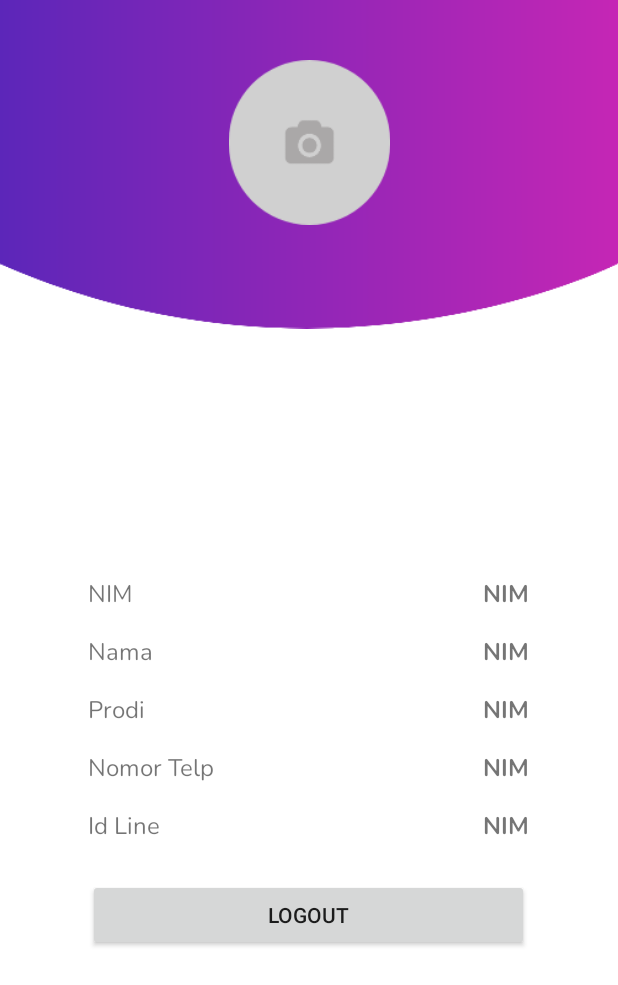
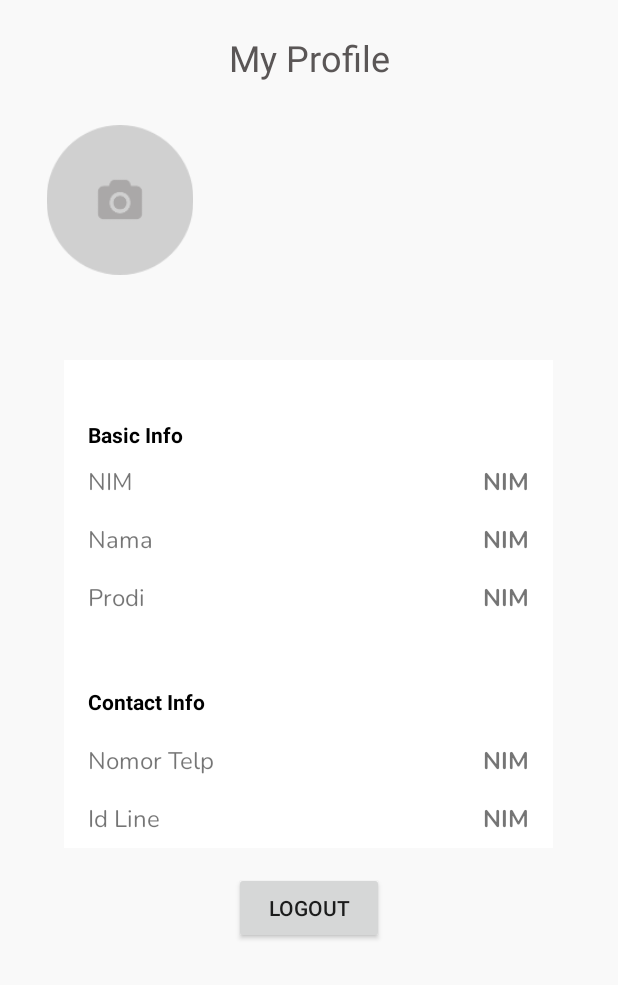
Before and after one commit to denandrapr/manajemen-anggota-master, an Android app: the layout fragment_profile.xml on its own in the app's theme, with its tools: preview values and no code run, on a phone screen of 412 x 824 dp. Shown: the top 985 px of the screen. Run offline under Robolectric (Android 15) with nearby library versions, the phone set to English and light mode, and no system bars.

Commit message:
profil progres

```diff
--- a/app/src/main/res/layout/fragment_home.xml
+++ b/app/src/main/res/layout/fragment_home.xml
@@ -127,6 +127,7 @@
                     android:id="@+id/box3"
                     android:layout_width="match_parent"
                     android:layout_height="140dp"
+                    android:layout_marginRight="8dp"
                     android:layout_marginBottom="4dp"
                     android:layout_weight="1"
                     android:background="@drawable/box_drawable"
--- a/app/src/main/res/layout/fragment_profile.xml
+++ b/app/src/main/res/layout/fragment_profile.xml
@@ -1,51 +1,67 @@
 <?xml version="1.0" encoding="utf-8"?>
-<androidx.constraintlayout.widget.ConstraintLayout xmlns:android="http://schemas.android.com/apk/res/android"
+<LinearLayout xmlns:android="http://schemas.android.com/apk/res/android"
     xmlns:app="http://schemas.android.com/apk/res-auto"
     xmlns:tools="http://schemas.android.com/tools"
     android:layout_width="match_parent"
     android:layout_height="match_parent"
+    android:orientation="vertical"
     tools:context=".View.Fragment.ProfileFragment"
-    android:background="#fff">
+    android:background="#F9F9F9">
+
+
+    <TextView
+        android:layout_width="match_parent"
+        android:layout_height="50dp"
+        android:layout_marginTop="13dp"
+        android:gravity="center"
+        android:text="My Profile"
+        android:textColor="#5A5656"
+        android:textSize="24dp" />
 
     <ImageView
         android:id="@+id/imageView2"
-        android:layout_width="412dp"
-        android:layout_height="219dp"
-        android:layout_marginStart="8dp"
-        android:layout_marginEnd="8dp"
+        android:layout_width="0dp"
+        android:layout_height="0dp"
         app:layout_constraintEnd_toEndOf="parent"
         app:layout_constraintHorizontal_bias="0.521"
         app:layout_constraintStart_toStartOf="parent"
         app:layout_constraintTop_toTopOf="parent"
-        app:srcCompat="@drawable/path1" />
+        android:background="#F9F9F9"/>
+
+    <LinearLayout
+        android:layout_width="match_parent"
+        android:layout_height="28mm"
+        android:orientation="horizontal"
+        android:background="#F9F9F9">
 
         <ImageView
             android:id="@+id/imageView4"
-        android:layout_width="110dp"
-        android:layout_height="110dp"
-        android:layout_marginStart="8dp"
-        android:layout_marginTop="40dp"
-        android:layout_marginEnd="8dp"
-        app:layout_constraintEnd_toEndOf="parent"
+            android:layout_width="100dp"
+            android:layout_height="100dp"
+            android:layout_marginTop="20dp"
+            android:layout_marginLeft="30dp"
             app:layout_constraintStart_toStartOf="parent"
             app:layout_constraintTop_toTopOf="@+id/imageView2"
             app:srcCompat="@drawable/placeholder" />
 
         <TextView
             android:id="@+id/name"
-        android:layout_width="wrap_content"
+            android:layout_width="match_parent"
             android:layout_height="wrap_content"
-        android:layout_marginStart="8dp"
-        android:layout_marginTop="8dp"
-        android:layout_marginEnd="8dp"
+            android:layout_marginTop="30dp"
+            android:layout_marginLeft="20dp"
             android:text=""
-        android:textColor="#FFFFFF"
-        android:textSize="21sp"
+            android:textColor="#707070"
+            android:textSize="16dp"
             android:textStyle="bold"
             app:layout_constraintEnd_toEndOf="parent"
             app:layout_constraintHorizontal_bias="0.498"
             app:layout_constraintStart_toStartOf="parent"
             app:layout_constraintTop_toBottomOf="@+id/imageView4" />
+
+
+
+    </LinearLayout>
 
     <!--<Button-->
         <!--android:id="@+id/logout"-->
@@ -66,10 +82,8 @@
         android:id="@+id/l_view"
         android:layout_width="326dp"
         android:layout_height="wrap_content"
-        android:layout_marginStart="16dp"
-        android:layout_marginTop="16dp"
-        android:layout_marginEnd="16dp"
-        android:layout_marginBottom="8dp"
+        android:layout_gravity="center"
+        android:background="#FFFFFF"
         android:orientation="vertical"
         android:paddingLeft="16dp"
         android:paddingRight="16dp"
@@ -79,7 +93,13 @@
         app:layout_constraintStart_toStartOf="parent"
         app:layout_constraintTop_toTopOf="@+id/imageView2"
         app:layout_constraintVertical_bias="0.669">
-
+<TextView
+    android:layout_marginTop="40dp"
+    android:layout_width="match_parent"
+    android:layout_height="30dp"
+    android:text="Basic Info"
+    android:textStyle="bold"
+    android:textColor="#000000"/>
         <RelativeLayout
             android:layout_width="match_parent"
             android:layout_height="wrap_content"
@@ -159,6 +179,13 @@
 
         </RelativeLayout>
 
+<TextView
+    android:layout_marginTop="40dp"
+    android:layout_width="match_parent"
+    android:layout_height="30dp"
+    android:textStyle="bold"
+    android:text="Contact Info"
+    android:textColor="#000000" />
         <RelativeLayout
             android:layout_width="match_parent"
             android:layout_height="wrap_content"
@@ -211,13 +238,15 @@
 
         </RelativeLayout>
 
+    </LinearLayout>
+
+
     <Button
         android:id="@+id/logout"
-            android:layout_width="match_parent"
+        android:layout_width="100dp"
+        android:layout_gravity="center"
         android:layout_height="wrap_content"
         android:layout_marginTop="16dp"
         android:text="Logout" />
 
 </LinearLayout>
-
-</androidx.constraintlayout.widget.ConstraintLayout>
```
Lines whose indentation alone changed are shown as unchanged.
